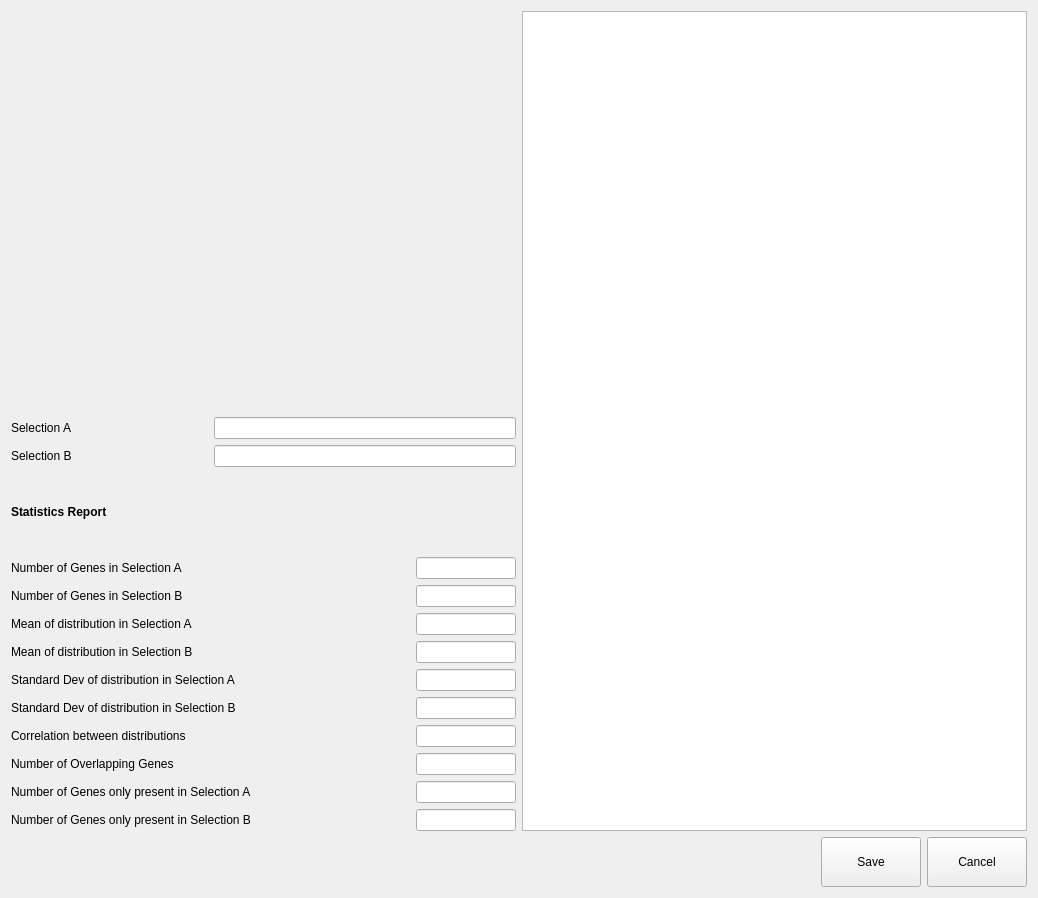
This is assets/ui/ddaWidget.ui in jfnavarro/st_viewer as Qt 5 draws it before an edit. The edited form follows.
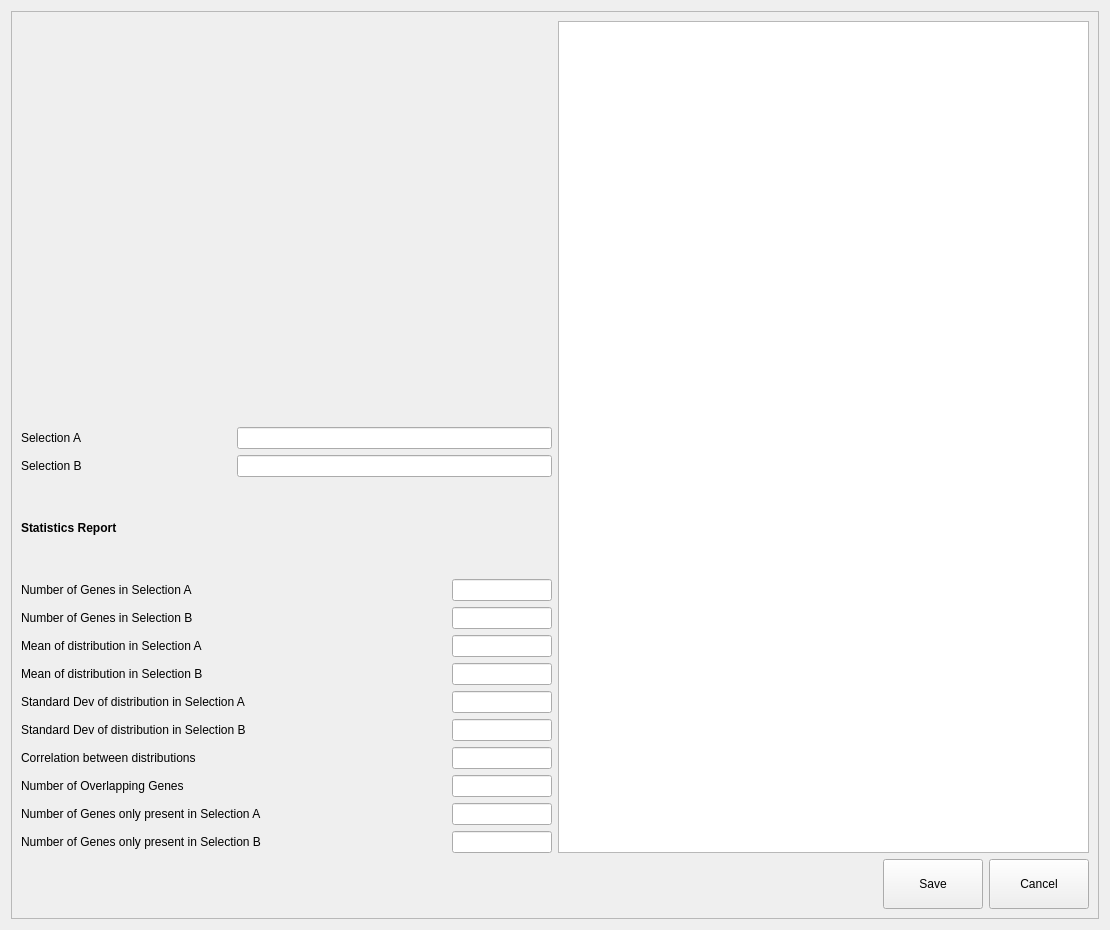
This is the edited form. Icons and pictures are not drawn.

Commit message: Due to problems caused to the option amend. I have had to commit 6 commits into one. The commit messages were: Fixed a bug that caused an assertion when an user with role USER entered the analysis tab having deprecated selections Remove local file Added option to export features for a selection in cell view. Fixed bug that made the DEA un-stable sometimes Performed small little improvements and cleanup the code Add SerializationFunctions and SetTips with capital letters Add Scroll Area to the DDA widget to avoid layout problems and changed the correlation computation to use not log values

```diff
--- a/assets/ui/ddaWidget.ui
+++ b/assets/ui/ddaWidget.ui
@@ -9,8 +9,8 @@
    <rect>
     <x>0</x>
     <y>0</y>
-    <width>1038</width>
-    <height>898</height>
+    <width>1110</width>
+    <height>930</height>
    </rect>
   </property>
   <property name="windowTitle">
@@ -18,6 +18,21 @@
   </property>
   <layout class="QVBoxLayout" name="verticalLayout_2">
    <item>
+    <widget class="QScrollArea" name="scrollArea">
+     <property name="widgetResizable">
+      <bool>true</bool>
+     </property>
+     <widget class="QWidget" name="scrollAreaWidgetContents">
+      <property name="geometry">
+       <rect>
+        <x>0</x>
+        <y>0</y>
+        <width>1084</width>
+        <height>904</height>
+       </rect>
+      </property>
+      <layout class="QVBoxLayout" name="verticalLayout_3">
+       <item>
     <layout class="QHBoxLayout" name="horizontalLayout">
      <item>
       <layout class="QVBoxLayout" name="verticalLayout">
@@ -418,6 +433,10 @@
       </widget>
      </item>
     </layout>
+       </item>
+      </layout>
+     </widget>
+    </widget>
    </item>
   </layout>
  </widget>
```
Lines whose indentation alone changed are shown as unchanged. The commit also changes 55 other files.
